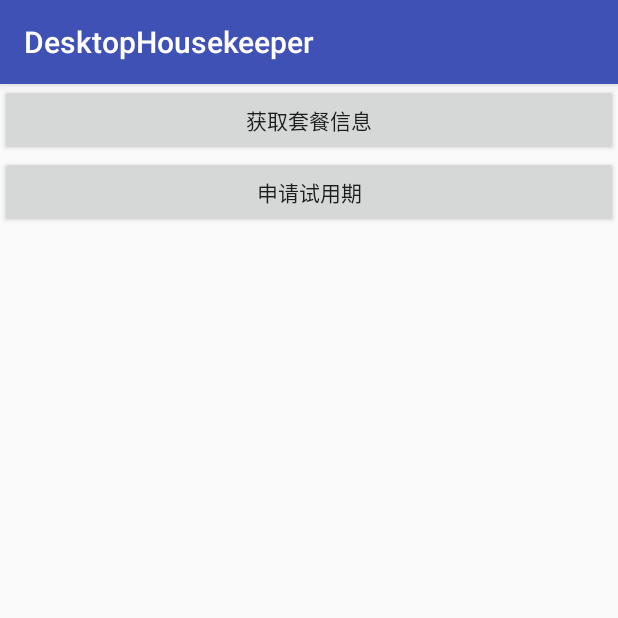
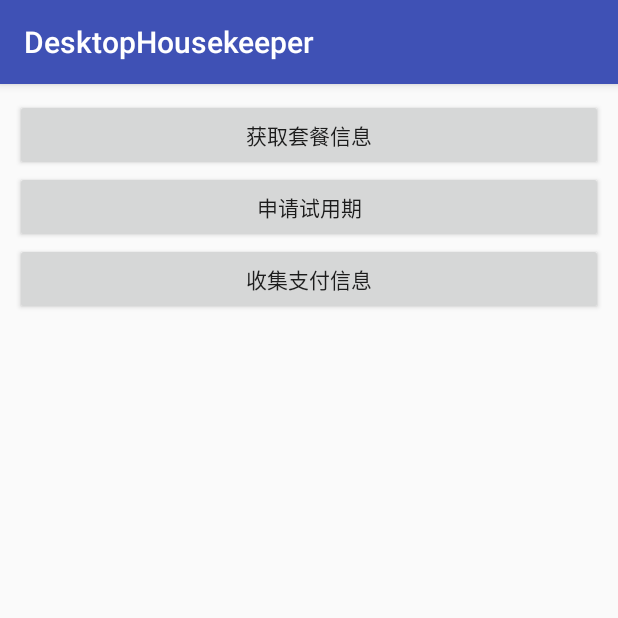
Before and after one commit to luozhimin0918/DesktopHouse, an Android app: the screen it shows after launch (MainActivity), on a phone screen of 412 x 824 dp, the top half of it. Run offline under Robolectric (Android 15) with nearby library versions, the phone set to English and light mode, and no system bars; our stand-ins replace Volley; libraries missing offline, so code that uses them is left out: com.socks.library, com.ums.upos; 1 statement that could not run was skipped.

Commit message:
recordPaymentInfo 收集支付信息 点击事件

```diff
--- a/app/src/main/java/com/example/yinlian/desktophousekeeper/MainActivity.java
+++ b/app/src/main/java/com/example/yinlian/desktophousekeeper/MainActivity.java
@@ -46,6 +46,7 @@ public class MainActivity extends AppCompatActivity {
     TextView textRespose;
     Button  getTariffInfo;
     Button forTrial;
+    Button recordPaymentInfo;
 
     @Override
     protected void onCreate(Bundle savedInstanceState) {
@@ -54,6 +55,7 @@ public class MainActivity extends AppCompatActivity {
         textRespose = findViewById(R.id.textRespose);
         getTariffInfo=findViewById(R.id.getTariffInfo);
         forTrial=findViewById(R.id.forTrial);
+        recordPaymentInfo=findViewById(R.id.recordPaymentInfo);
         //创建一个请求队列
         requestQueue = Volley.newRequestQueue(getApplicationContext());
 
@@ -69,7 +71,12 @@ public class MainActivity extends AppCompatActivity {
                 getforTrial();
             }
         });
-
+        recordPaymentInfo.setOnClickListener(new View.OnClickListener() {
+            @Override
+            public void onClick(View view) {
+//                getRecordPaymentInfo();
+            }
+        });
     }
 
     RequestQueue requestQueue;
@@ -208,7 +215,7 @@ public class MainActivity extends AppCompatActivity {
                     String msgString = s.getString("msg");
                     Toast.makeText(getApplicationContext(),msgString,Toast.LENGTH_SHORT).show();
                     TariffInfoListJson tariffInfoListJson=JSON.parseObject(tariArrayOne.toString(),TariffInfoListJson.class);
-                    textRespose.setText(msgString+"套餐描述:"+tariffInfoListJson.getTariffDesc()+"\n"+
+                    textRespose.setText("套餐描述:"+tariffInfoListJson.getTariffDesc()+"\n"+
                             "套餐标签:"+tariffInfoListJson.getTariffTag()+"\n"+
                             "原价:"+tariffInfoListJson.getOriginalPrice()+"\n"+
                             "现价:"+tariffInfoListJson.getPresentPrice()+"\n"+
--- a/app/src/main/res/layout/activity_main.xml
+++ b/app/src/main/res/layout/activity_main.xml
@@ -7,6 +7,7 @@
     tools:context=".MainActivity">
     <LinearLayout
         android:orientation="vertical"
+        android:layout_margin="10dp"
         android:layout_width="match_parent"
         android:layout_height="match_parent">
         <Button
@@ -19,6 +20,11 @@
             android:text="申请试用期"
             android:layout_width="match_parent"
             android:layout_height="wrap_content" />
+        <Button
+            android:id="@+id/recordPaymentInfo"
+            android:text="收集支付信息"
+            android:layout_width="match_parent"
+            android:layout_height="wrap_content" />
         <TextView
             android:id="@+id/textRespose"
             android:layout_width="wrap_content"
```
